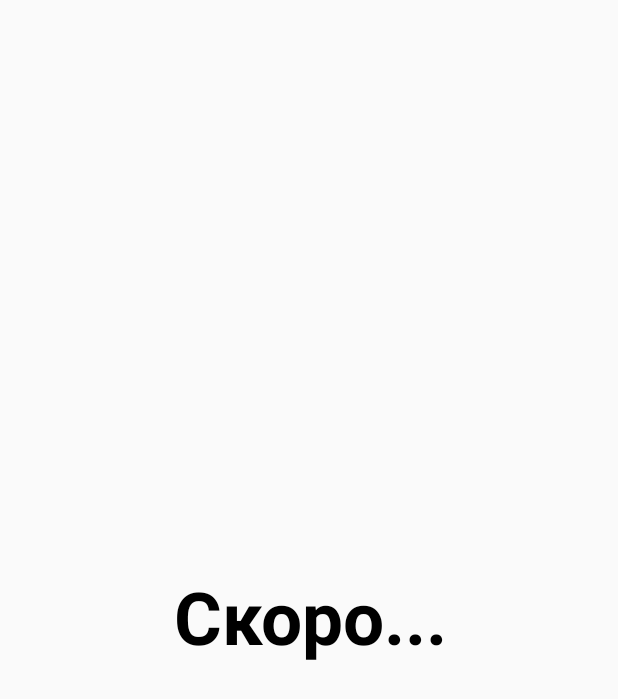
After one commit to dedteenager/InMove, an Android app: the Soon_Activity screen opened directly, with no data from a screen before it, on a phone screen of 412 x 824 dp. The commit adds this screen. Shown: the top 699 px of the screen. Run offline under Robolectric (Android 15) with nearby library versions, the phone set to English and light mode, and no system bars; Roboto replaces fonts that are not available here.

Commit message:
liittlee fixes

```diff
--- a/app/src/main/AndroidManifest.xml
+++ b/app/src/main/AndroidManifest.xml
@@ -47,6 +47,8 @@
             android:screenOrientation="locked"
             android:theme="@style/greenbar"/>
         <activity android:name=".Authentification.LogInActivity"
+            android:screenOrientation="locked"/>
+        <activity android:name=".Soon_Activity"
             android:screenOrientation="locked"/>
         <activity android:name=".Authentification.SignUpActivity"
             android:screenOrientation="locked"/>
--- /dev/null
+++ b/app/src/main/java/com/example/myapplication/Soon_Activity.java
@@ -0,0 +1,13 @@
+package com.example.myapplication;
+
+import android.os.Bundle;
+
+import androidx.appcompat.app.AppCompatActivity;
+
+public class Soon_Activity extends AppCompatActivity {
+    @Override
+    protected void onCreate(Bundle savedInstanceState) {
+        super.onCreate(savedInstanceState);
+        setContentView(R.layout.soon_activity);
+    }
+}
--- a/app/src/main/java/com/example/myapplication/home/Tracker_fragment.java
+++ b/app/src/main/java/com/example/myapplication/home/Tracker_fragment.java
@@ -312,10 +312,6 @@ public class Tracker_fragment extends Fragment {
                         currentDay = Integer.parseInt(document.getString("days"));
                         for (int i = 1; i <= totalDays; i++) {
                             View circle = new View(getContext());
-                           // int size = 27;
-                           //LinearLayout.LayoutParams params = new LinearLayout.LayoutParams(size, size);
-                           //params.setMargins(5, 0, 5, 0);
-                           //circle.setLayoutParams(params);
                             int size = (int) (TypedValue.applyDimension(TypedValue.COMPLEX_UNIT_DIP, 14, getResources().getDisplayMetrics()));
                             LinearLayout.LayoutParams params = new LinearLayout.LayoutParams(size, size);
                             params.setMargins((int) (TypedValue.applyDimension(TypedValue.COMPLEX_UNIT_DIP, 2, getResources().getDisplayMetrics())), 0, (int) (TypedValue.applyDimension(TypedValue.COMPLEX_UNIT_DIP, 2 , getResources().getDisplayMetrics())), 0);
--- a/app/src/main/java/com/example/myapplication/more/NotificationHelper.java
+++ b/app/src/main/java/com/example/myapplication/more/NotificationHelper.java
@@ -36,8 +36,8 @@ public class NotificationHelper extends ContextWrapper {
     }
     public NotificationCompat.Builder getChannelNotification() {
         return new NotificationCompat.Builder(getApplicationContext(), channelID)
-                .setContentTitle("Alarm!")
-                .setContentText("your time start")
-                .setSmallIcon(R.drawable.ic_launcher_foreground);
+                .setContentTitle("Привет!")
+                .setContentText("Заходи в InMove!")
+                .setSmallIcon(R.drawable.icon);
     }
 }
--- a/app/src/main/res/layout/_login.xml
+++ b/app/src/main/res/layout/_login.xml
@@ -148,19 +148,20 @@
         android:contentDescription="@string/a_desc"
         android:padding="10dp"
         app:layout_constraintBottom_toTopOf="@+id/btnToSignUp"
-        app:layout_constraintEnd_toStartOf="@+id/imageView5"
+        app:layout_constraintEnd_toStartOf="@+id/vkRegBtn"
         app:layout_constraintStart_toStartOf="parent"
         app:layout_constraintTop_toBottomOf="@+id/editPasswordIn"
         app:layout_constraintVertical_bias="1.0"
         app:srcCompat="@drawable/google" />
 
     <ImageView
-        android:id="@+id/imageView5"
+        android:id="@+id/vkRegBtn"
         android:layout_width="48dp"
         android:layout_height="48dp"
         android:layout_marginTop="2dp"
         android:layout_marginEnd="116dp"
         android:layout_marginBottom="10dp"
+        android:clickable="true"
         android:padding="10dp"
         app:layout_constraintBottom_toTopOf="@+id/btnToSignUp"
         app:layout_constraintEnd_toStartOf="@+id/btnLogIn"
--- a/app/src/main/res/layout/_signup.xml
+++ b/app/src/main/res/layout/_signup.xml
@@ -117,11 +117,12 @@
         app:srcCompat="@drawable/google" />
 
     <ImageView
-        android:id="@+id/imageView5"
+        android:id="@+id/vkRegBtn"
         android:layout_width="48dp"
         android:layout_height="48dp"
         android:layout_marginEnd="4dp"
         android:layout_marginBottom="12dp"
+        android:clickable="true"
         android:padding="10dp"
         app:layout_constraintBottom_toTopOf="@+id/login"
         app:layout_constraintEnd_toStartOf="@+id/btnLogIn"
--- /dev/null
+++ b/app/src/main/res/layout/soon_activity.xml
@@ -0,0 +1,21 @@
+<?xml version="1.0" encoding="utf-8"?>
+<androidx.constraintlayout.widget.ConstraintLayout xmlns:android="http://schemas.android.com/apk/res/android"
+    xmlns:app="http://schemas.android.com/apk/res-auto"
+    xmlns:tools="http://schemas.android.com/tools"
+    android:layout_width="match_parent"
+    android:layout_height="match_parent">
+
+    <TextView
+        android:id="@+id/textView11"
+        android:layout_width="413dp"
+        android:layout_height="66dp"
+        android:text="Скоро..."
+        android:textAlignment="center"
+        android:textColor="#000000"
+        android:textStyle="bold"
+        app:autoSizeTextType="uniform"
+        app:layout_constraintBottom_toBottomOf="parent"
+        app:layout_constraintTop_toTopOf="parent"
+        app:layout_constraintVertical_bias="0.499"
+        tools:layout_editor_absoluteX="0dp" />
+</androidx.constraintlayout.widget.ConstraintLayout>
```
Also changed, not shown: app/src/main/java/com/example/myapplication/Authentification/LogInActivity.java (+23 -1 lines), app/src/main/java/com/example/myapplication/Authentification/SignUpActivity.java (+21 -0 lines).
